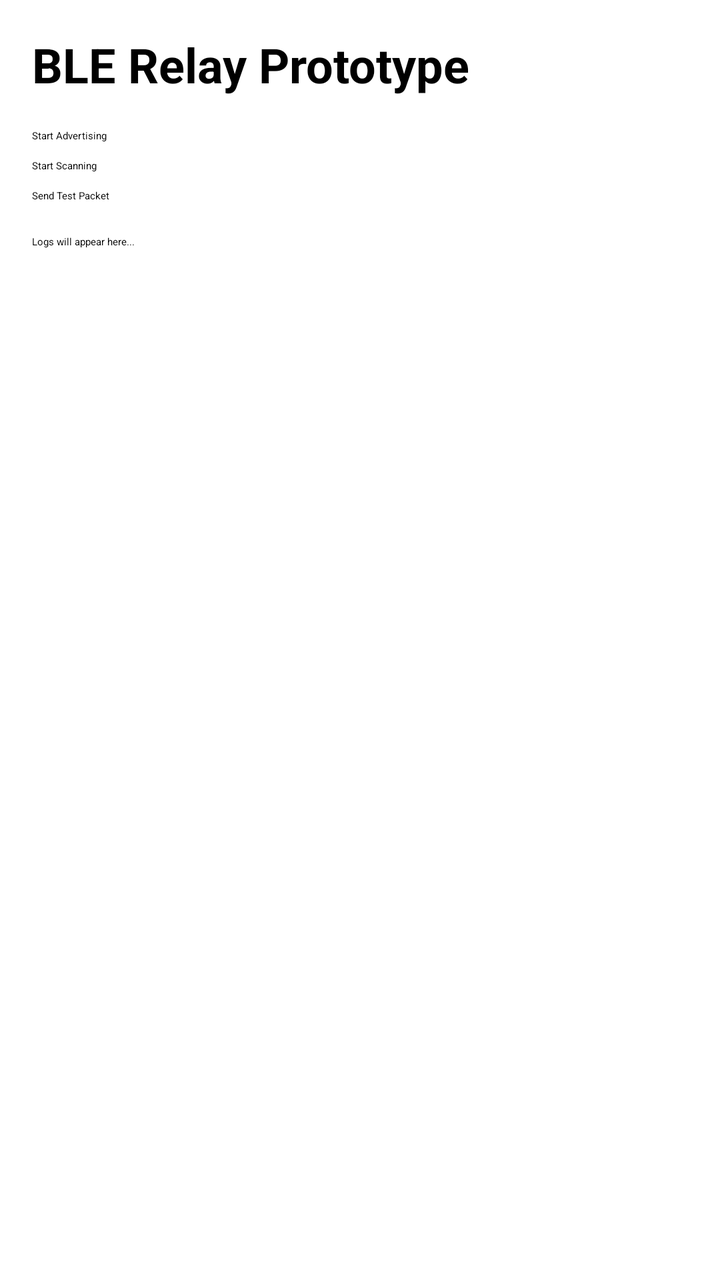
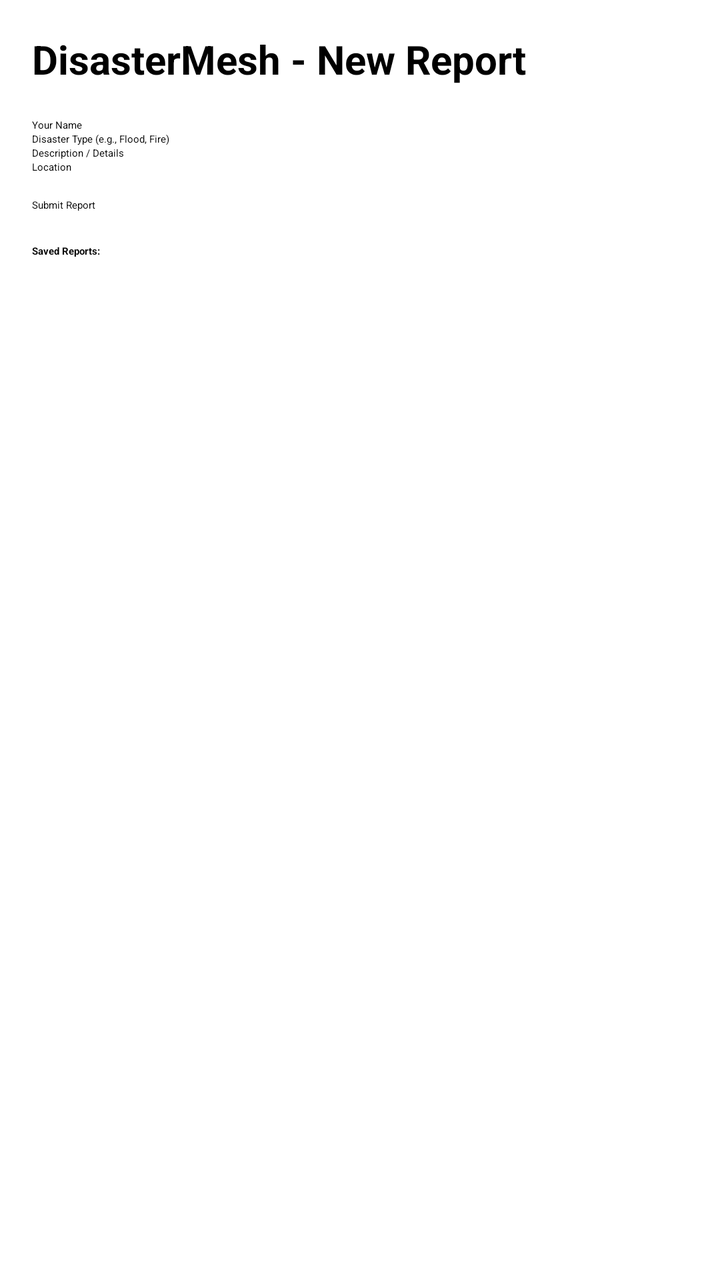

An Android layout rendered at two revisions. The XML below is the earlier revision; the diff shows what the commit changed to produce the second picture.
<!-- AndroidManifest.xml: application theme Theme.MaterialComponents.DayNight.NoActionBar -->
<!-- res/layout/activity_main.xml -->
<?xml version="1.0" encoding="utf-8"?>
<LinearLayout xmlns:android="http://schemas.android.com/apk/res/android"
    android:layout_width="match_parent"
    android:layout_height="match_parent"
    android:orientation="vertical"
    android:padding="16dp">

    <TextView
        android:layout_width="match_parent"
        android:layout_height="wrap_content"
        android:text="BLE Relay Prototype"
        android:textSize="24sp"
        android:textStyle="bold" />

    <Button
        android:id="@+id/btn_start_advertising"
        android:layout_width="match_parent"
        android:layout_height="wrap_content"
        android:layout_marginTop="16dp"
        android:text="Start Advertising" />

    <Button
        android:id="@+id/btn_start_scanning"
        android:layout_width="match_parent"
        android:layout_height="wrap_content"
        android:layout_marginTop="8dp"
        android:text="Start Scanning" />

    <Button
        android:id="@+id/btn_send_packet"
        android:layout_width="match_parent"
        android:layout_height="wrap_content"
        android:layout_marginTop="8dp"
        android:text="Send Test Packet" />

    <ScrollView
        android:layout_width="match_parent"
        android:layout_height="0dp"
        android:layout_weight="1"
        android:layout_marginTop="16dp">

        <TextView
            android:id="@+id/logView"
            android:layout_width="match_parent"
            android:layout_height="wrap_content"
            android:text="Logs will appear here..."
            android:textIsSelectable="true" />
    </ScrollView>
</LinearLayout>
<!-- resources referenced by this layout -->
<resources>
  <style name="Theme.MaterialComponents.DayNight.NoActionBar" parent="Theme.MaterialComponents.DayNight.NoActionBar">
          <item name="android:statusBarColor">@android:color/black</item>
      </style>
</resources>

<!-- the commit's change to res/layout/activity_main.xml (unified diff, before → after) -->
@@ -6,44 +6,60 @@
     android:padding="16dp">
 
     <TextView
+        android:layout_width="wrap_content"
+        android:layout_height="wrap_content"
+        android:text="DisasterMesh - New Report"
+        android:textSize="20sp"
+        android:textStyle="bold"
+        android:layout_marginBottom="16dp" />
+
+    <EditText
+        android:id="@+id/etSender"
         android:layout_width="match_parent"
         android:layout_height="wrap_content"
-        android:text="BLE Relay Prototype"
-        android:textSize="24sp"
-        android:textStyle="bold" />
+        android:hint="Your Name"
+        android:inputType="textPersonName" />
+
+    <EditText
+        android:id="@+id/etDisasterType"
+        android:layout_width="match_parent"
+        android:layout_height="wrap_content"
+        android:hint="Disaster Type (e.g., Flood, Fire)"
+        android:inputType="text" />
+
+    <EditText
+        android:id="@+id/etDescription"
+        android:layout_width="match_parent"
+        android:layout_height="wrap_content"
+        android:hint="Description / Details"
+        android:inputType="textMultiLine" />
+
+    <EditText
+        android:id="@+id/etLocation"
+        android:layout_width="match_parent"
+        android:layout_height="wrap_content"
+        android:hint="Location"
+        android:inputType="text" />
 
     <Button
-        android:id="@+id/btn_start_advertising"
+        android:id="@+id/btnSubmit"
         android:layout_width="match_parent"
         android:layout_height="wrap_content"
+        android:text="Submit Report"
+        android:layout_marginTop="12dp" />
+
+    <TextView
+        android:layout_width="wrap_content"
+        android:layout_height="wrap_content"
+        android:text="Saved Reports:"
+        android:textStyle="bold"
         android:layout_marginTop="16dp"
-        android:text="Start Advertising" />
+        android:layout_marginBottom="8dp" />
 
-    <Button
-        android:id="@+id/btn_start_scanning"
-        android:layout_width="match_parent"
-        android:layout_height="wrap_content"
-        android:layout_marginTop="8dp"
-        android:text="Start Scanning" />
-
-    <Button
-        android:id="@+id/btn_send_packet"
-        android:layout_width="match_parent"
-        android:layout_height="wrap_content"
-        android:layout_marginTop="8dp"
-        android:text="Send Test Packet" />
-
-    <ScrollView
+    <androidx.recyclerview.widget.RecyclerView
+        android:id="@+id/recyclerView"
         android:layout_width="match_parent"
         android:layout_height="0dp"
-        android:layout_weight="1"
-        android:layout_marginTop="16dp">
+        android:layout_weight="1" />
 
-        <TextView
-            android:id="@+id/logView"
-            android:layout_width="match_parent"
-            android:layout_height="wrap_content"
-            android:text="Logs will appear here..."
-            android:textIsSelectable="true" />
-    </ScrollView>
 </LinearLayout>
